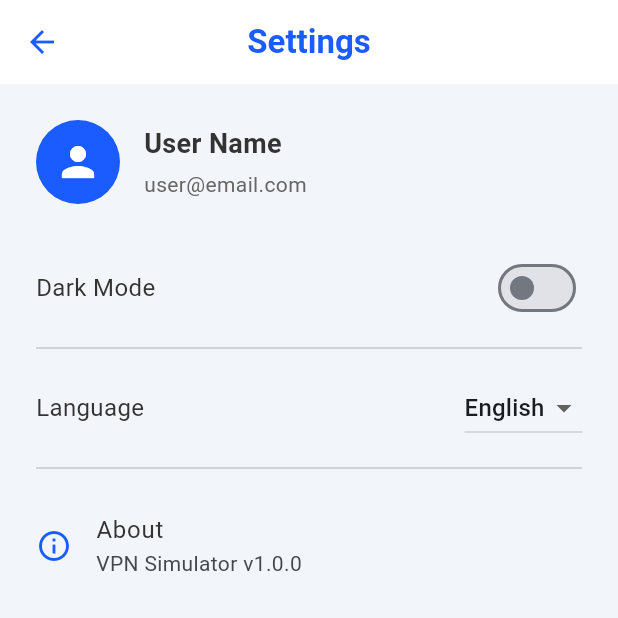
After one commit to EmirAKSOY1/turkticaret_vpn_simulator, a Flutter app: the SettingsScreen screen opened directly, on a phone screen of 412 x 824 dp, the top half of it. The commit adds this screen. Run offline on Flutter 3.47's test engine with Material 3 defaults, Android fonts, the light colour scheme and no system bars; our stand-ins replace get.

Commit message:
ayarlar sayfası eklendi

```diff
--- a/lib/views/home_screen.dart
+++ b/lib/views/home_screen.dart
@@ -2,6 +2,7 @@ import 'package:flutter/material.dart';
 import 'package:get/get.dart';
 import '../controllers/vpn_controller.dart';
 import '../models/country.dart';
+import 'settings_screen.dart';
 
 class HomeScreen extends StatefulWidget {
   HomeScreen({super.key});
@@ -20,7 +21,9 @@ class _HomeScreenState extends State<HomeScreen> {
       backgroundColor: const Color(0xFFF2F5F9),
       bottomNavigationBar: _buildBottomNavBar(),
       body: SafeArea(
-        child: Column(
+        child: _selectedTab == 2
+            ? const SettingsScreen()
+            : Column(
                 children: [
                   _buildHeader(),
                   _buildSearchBar(),
--- /dev/null
+++ b/lib/views/settings_screen.dart
@@ -0,0 +1,89 @@
+import 'package:flutter/material.dart';
+
+class SettingsScreen extends StatefulWidget {
+  const SettingsScreen({super.key});
+
+  @override
+  State<SettingsScreen> createState() => _SettingsScreenState();
+}
+
+class _SettingsScreenState extends State<SettingsScreen> {
+  bool isDarkMode = false;
+  String selectedLanguage = 'English';
+
+  @override
+  Widget build(BuildContext context) {
+    return Scaffold(
+      backgroundColor: const Color(0xFFF2F5F9),
+      appBar: AppBar(
+        backgroundColor: Colors.white,
+        elevation: 0,
+        title: const Text('Settings', style: TextStyle(color: Color(0xFF1A5CFF), fontWeight: FontWeight.bold)),
+        centerTitle: true,
+        iconTheme: const IconThemeData(color: Color(0xFF1A5CFF)),
+      ),
+      body: ListView(
+        padding: const EdgeInsets.all(24),
+        children: [
+          Row(
+            children: [
+              CircleAvatar(
+                radius: 28,
+                backgroundColor: const Color(0xFF1A5CFF),
+                child: const Icon(Icons.person, color: Colors.white, size: 32),
+              ),
+              const SizedBox(width: 16),
+              Column(
+                crossAxisAlignment: CrossAxisAlignment.start,
+                children: const [
+                  Text('User Name', style: TextStyle(fontWeight: FontWeight.bold, fontSize: 18, color: Color(0xFF333333))),
+                  SizedBox(height: 4),
+                  Text('user@email.com', style: TextStyle(color: Color(0xFF666666))),
+                ],
+              ),
+            ],
+          ),
+          const SizedBox(height: 32),
+          Row(
+            mainAxisAlignment: MainAxisAlignment.spaceBetween,
+            children: [
+              const Text('Dark Mode', style: TextStyle(fontSize: 16, color: Color(0xFF333333))),
+              Switch(
+                value: isDarkMode,
+                activeColor: const Color(0xFF1A5CFF),
+                onChanged: (val) {
+                  setState(() => isDarkMode = val);
+                },
+              ),
+            ],
+          ),
+          const Divider(height: 32),
+          Row(
+            mainAxisAlignment: MainAxisAlignment.spaceBetween,
+            children: [
+              const Text('Language', style: TextStyle(fontSize: 16, color: Color(0xFF333333))),
+              DropdownButton<String>(
+                value: selectedLanguage,
+                items: const [
+                  DropdownMenuItem(value: 'English', child: Text('English')),
+                  DropdownMenuItem(value: 'Turkish', child: Text('Turkish')),
+                ],
+                onChanged: (val) {
+                  if (val != null) setState(() => selectedLanguage = val);
+                },
+              ),
+            ],
+          ),
+          const Divider(height: 32),
+
+          ListTile(
+            contentPadding: EdgeInsets.zero,
+            leading: const Icon(Icons.info_outline, color: Color(0xFF1A5CFF)),
+            title: const Text('About', style: TextStyle(color: Color(0xFF333333))),
+            subtitle: const Text('VPN Simulator v1.0.0'),
+          ),
+        ],
+      ),
+    );
+  }
+}
```
Lines whose indentation alone changed are shown as unchanged.
